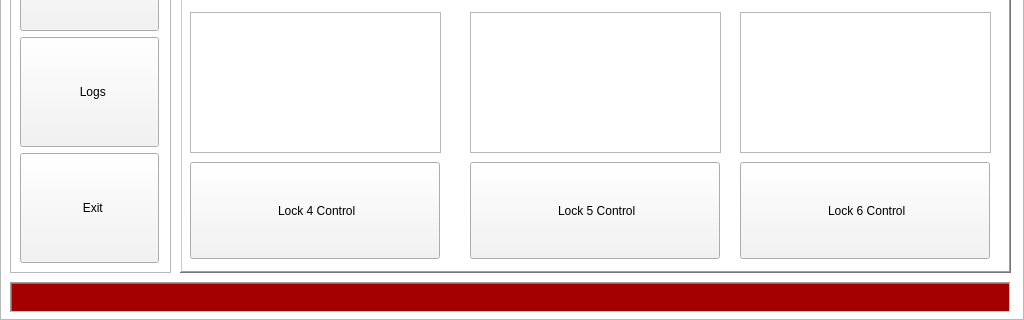
Above: lock_screen.ui from swodaemkram/aces before the change; both pictures show x 0 to 1024 and y 448 to 768 of the 1024 by 768 pixel window. Below: the same form after it.
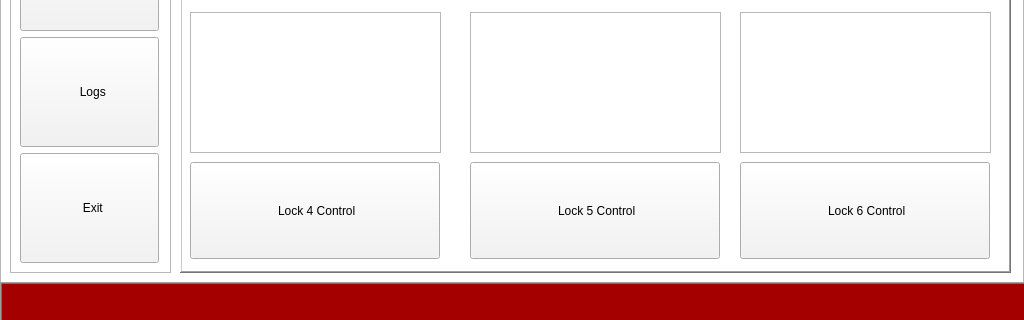
That is the form after the change. Icons and pictures are not drawn.

Commit message: Working on multi-lock functionality

The edit to the form file:
```diff
--- a/lock_screen.ui
+++ b/lock_screen.ui
@@ -1425,10 +1425,10 @@
   <widget class="QLabel" name="label_2">
    <property name="geometry">
     <rect>
-     <x>10</x>
+     <x>0</x>
      <y>730</y>
-     <width>1001</width>
-     <height>31</height>
+     <width>1031</width>
+     <height>41</height>
     </rect>
    </property>
    <property name="palette">
```
The commit also changes 13 other files.
